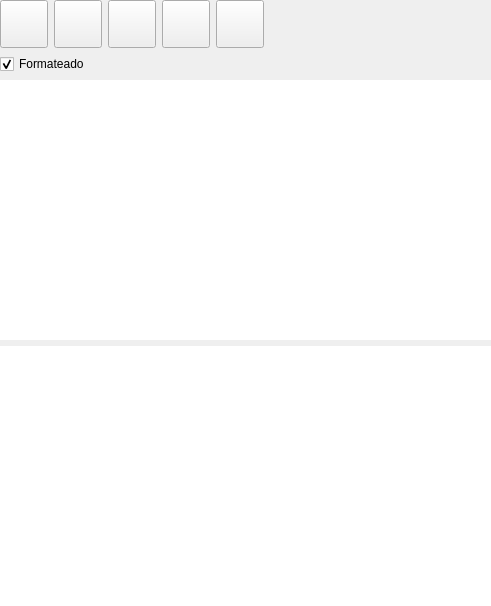
Before: the Qt Designer form bulmages/bulmatpv/plugins/pluginbt_ticketivaincluido/mticketivaincbase.ui in eboladev/Bulmages-1, drawn with Qt 5.
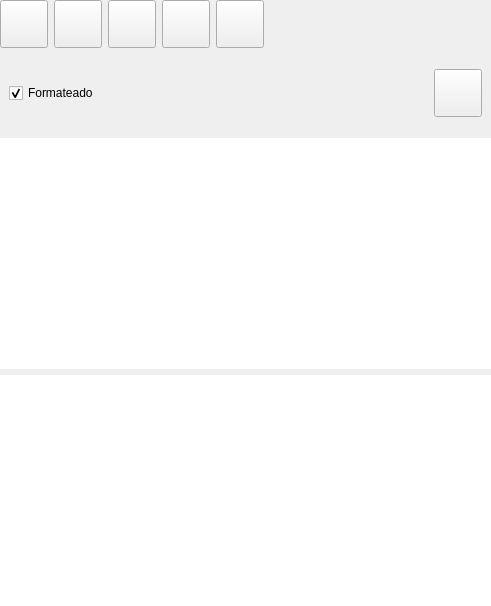
After: the same form once the commit is applied. Icons and pictures are not drawn.

The edit to the form file:
```diff
--- a/bulmages/bulmatpv/plugins/pluginbt_ticketivaincluido/mticketivaincbase.ui
+++ b/bulmages/bulmatpv/plugins/pluginbt_ticketivaincluido/mticketivaincbase.ui
@@ -267,7 +267,13 @@
     </widget>
    </item>
    <item>
-    <widget class="QFrame" name="frame_2">
+    <widget class="QFrame" name="mui_frame">
+     <property name="minimumSize">
+      <size>
+       <width>60</width>
+       <height>60</height>
+      </size>
+     </property>
      <property name="frameShape">
       <enum>QFrame::NoFrame</enum>
      </property>
@@ -277,12 +283,15 @@
      <property name="lineWidth">
       <number>0</number>
      </property>
-     <layout class="QHBoxLayout" name="horizontalLayout">
-      <property name="margin">
-       <number>0</number>
-      </property>
-      <item>
+     <layout class="QGridLayout" name="gridLayout">
+      <item row="0" column="0">
        <widget class="QCheckBox" name="mui_propiedades">
+        <property name="minimumSize">
+         <size>
+          <width>0</width>
+          <height>60</height>
+         </size>
+        </property>
         <property name="text">
          <string>Formateado</string>
         </property>
@@ -291,6 +300,44 @@
         </property>
        </widget>
       </item>
+      <item row="0" column="1">
+       <widget class="QToolButton" name="mui_borrarticket">
+        <property name="minimumSize">
+         <size>
+          <width>48</width>
+          <height>48</height>
+         </size>
+        </property>
+        <property name="maximumSize">
+         <size>
+          <width>48</width>
+          <height>48</height>
+         </size>
+        </property>
+        <property name="toolTip">
+         <string>Borrar ticket</string>
+        </property>
+        <property name="whatsThis">
+         <string>Borrar ticket</string>
+        </property>
+        <property name="text">
+         <string/>
+        </property>
+        <property name="icon">
+         <iconset resource="../../../bulmages.qrc">
+          <normaloff>:/Images/edit-delete.png</normaloff>:/Images/edit-delete.png</iconset>
+        </property>
+        <property name="iconSize">
+         <size>
+          <width>45</width>
+          <height>45</height>
+         </size>
+        </property>
+        <property name="autoRaise">
+         <bool>false</bool>
+        </property>
+       </widget>
+      </item>
      </layout>
     </widget>
    </item>
```
Left out of the diff: 19 changed lines with no effect on the pictures.
